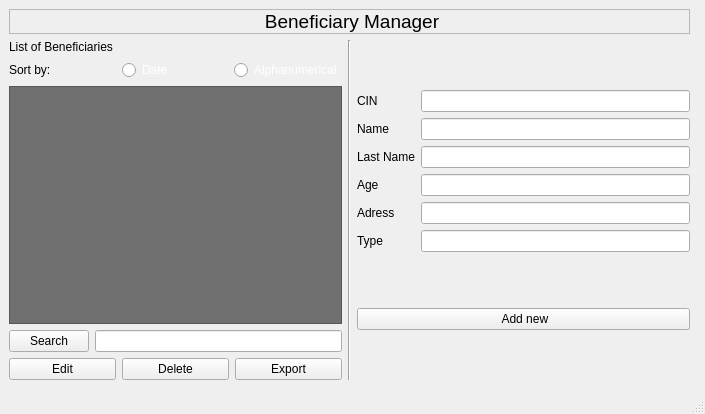
Seddiki101/PetHaven, file mainwindow.ui: the form before one commit.
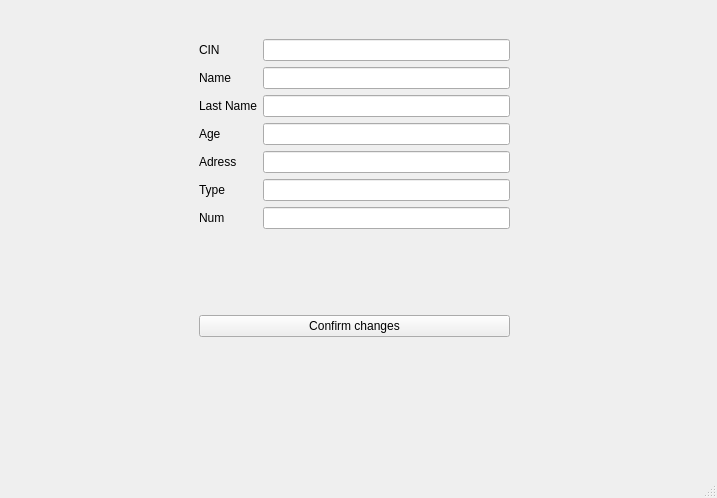
The form after the commit. The open tabs and pages were chosen to show the change.

The edit to the form file:
```diff
--- a/mainwindow.ui
+++ b/mainwindow.ui
@@ -6,8 +6,8 @@
    <rect>
     <x>0</x>
     <y>0</y>
-    <width>705</width>
-    <height>414</height>
+    <width>717</width>
+    <height>498</height>
    </rect>
   </property>
   <property name="windowTitle">
@@ -27,7 +27,7 @@
           <x>0</x>
           <y>0</y>
           <width>681</width>
-          <height>371</height>
+          <height>455</height>
          </rect>
         </property>
         <layout class="QVBoxLayout" name="verticalLayout_6">
@@ -259,6 +259,140 @@
         </layout>
        </widget>
       </widget>
+      <widget class="QWidget" name="page">
+       <widget class="QWidget" name="layoutWidget_2">
+        <property name="geometry">
+         <rect>
+          <x>190</x>
+          <y>0</y>
+          <width>311</width>
+          <height>361</height>
+         </rect>
+        </property>
+        <layout class="QVBoxLayout" name="verticalLayout_7">
+         <item>
+          <layout class="QHBoxLayout" name="horizontalLayout_6">
+           <item>
+            <layout class="QVBoxLayout" name="verticalLayout_8">
+             <item>
+              <widget class="QLabel" name="label_4">
+               <property name="text">
+                <string>CIN</string>
+               </property>
+              </widget>
+             </item>
+             <item>
+              <widget class="QLabel" name="label_8">
+               <property name="text">
+                <string>Name</string>
+               </property>
+               <property name="buddy">
+                <cstring>lineEdit_Name</cstring>
+               </property>
+              </widget>
+             </item>
+             <item>
+              <widget class="QLabel" name="label_12">
+               <property name="text">
+                <string>Last Name</string>
+               </property>
+               <property name="buddy">
+                <cstring>lineEdit_LastName</cstring>
+               </property>
+              </widget>
+             </item>
+             <item>
+              <widget class="QLabel" name="label_14">
+               <property name="text">
+                <string>Age</string>
+               </property>
+               <property name="buddy">
+                <cstring>lineEdit_Age</cstring>
+               </property>
+              </widget>
+             </item>
+             <item>
+              <widget class="QLabel" name="label_15">
+               <property name="text">
+                <string>Adress</string>
+               </property>
+               <property name="buddy">
+                <cstring>lineEdit_Adress</cstring>
+               </property>
+              </widget>
+             </item>
+             <item>
+              <widget class="QLabel" name="label_16">
+               <property name="text">
+                <string>Type</string>
+               </property>
+               <property name="buddy">
+                <cstring>lineEdit_Type</cstring>
+               </property>
+              </widget>
+             </item>
+             <item>
+              <widget class="QLabel" name="label_17">
+               <property name="text">
+                <string>Num</string>
+               </property>
+              </widget>
+             </item>
+            </layout>
+           </item>
+           <item>
+            <layout class="QVBoxLayout" name="verticalLayout_9">
+             <item>
+              <widget class="QLineEdit" name="lineEdit_CIN_2"/>
+             </item>
+             <item>
+              <widget class="QLineEdit" name="lineEdit_Name_2"/>
+             </item>
+             <item>
+              <widget class="QLineEdit" name="lineEdit_LastName_2"/>
+             </item>
+             <item>
+              <widget class="QLineEdit" name="lineEdit_Age_2"/>
+             </item>
+             <item>
+              <widget class="QLineEdit" name="lineEdit_Adress_2"/>
+             </item>
+             <item>
+              <widget class="QLineEdit" name="lineEdit_Type_2"/>
+             </item>
+             <item>
+              <widget class="QLineEdit" name="lineEdit_Num_2"/>
+             </item>
+            </layout>
+           </item>
+          </layout>
+         </item>
+         <item>
+          <widget class="QLabel" name="label_20">
+           <property name="sizePolicy">
+            <sizepolicy hsizetype="Preferred" vsizetype="Fixed">
+             <horstretch>0</horstretch>
+             <verstretch>0</verstretch>
+            </sizepolicy>
+           </property>
+           <property name="styleSheet">
+            <string notr="true">color: rgb(255, 0, 4);</string>
+           </property>
+           <property name="text">
+            <string/>
+           </property>
+          </widget>
+         </item>
+         <item>
+          <widget class="QPushButton" name="pushButton_7">
+           <property name="text">
+            <string>Confirm changes</string>
+           </property>
+          </widget>
+         </item>
+        </layout>
+       </widget>
+      </widget>
      </widget>
     </item>
    </layout>
```
Left out of the diff: 26 changed lines with no effect on the pictures.
